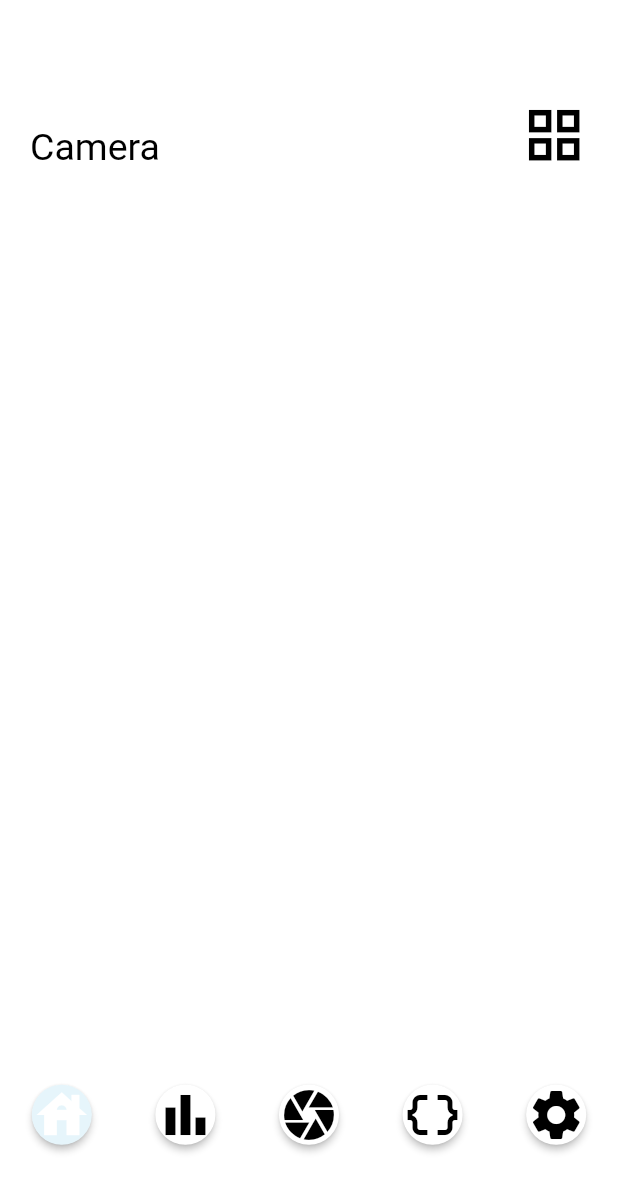
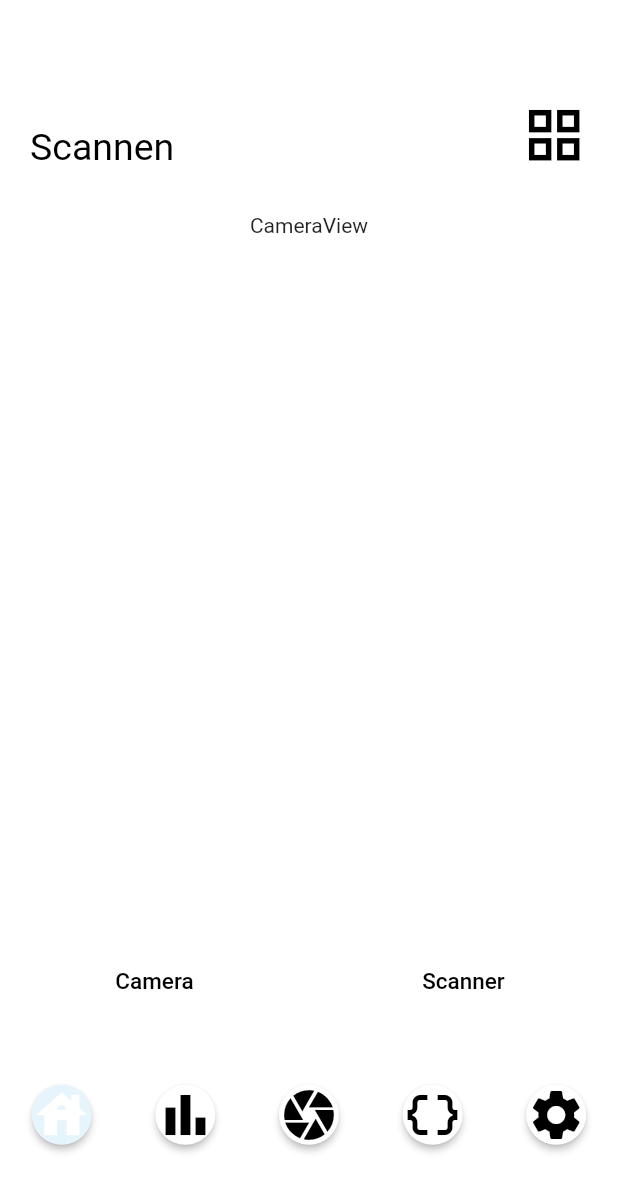
Before and after one commit to HrProject56/TINPRJ0456_app, a Flutter app: the CameraView screen opened by its route, on a phone screen of 412 x 824 dp. Shown: the top 1192 px of the screen. Run offline on Flutter 3.47's test engine with Material 2 defaults, Android fonts, the phone set to English and light mode, and no system bars; our stand-ins replace camera, flutter_blue.

Commit message:
Bluetooth model kan devices syncen rond de app!

```diff
--- a/lib/models/bluetoothDeviceModel.dart
+++ b/lib/models/bluetoothDeviceModel.dart
@@ -30,23 +30,23 @@ class BluetoothDeviceModel extends Model
       _instance = BluetoothDeviceModel();
     }
 
-    return _instance!!;
+    return _instance!;
   }
 
 
   /**
    * Setters
    */
-  set setDevice(BluetoothDevice device) => _device;
-  set setServices(List<BluetoothService> services) => _services;
-  set setCharacteristics(List<BluetoothCharacteristic> characteristics) => _characteristics;
-  set setDescriptors(List<BluetoothDescriptor> descriptors) => _descriptors;
+  set setDevice(BluetoothDevice device) => _device = device;
+  set setServices(List<BluetoothService> services) => _services = services;
+  set setCharacteristics(List<BluetoothCharacteristic> characteristics) => _characteristics = characteristics;
+  set setDescriptors(List<BluetoothDescriptor> descriptors) => _descriptors = descriptors;
 
 
   /**
    * Getters
    */
-  BluetoothDevice get getDevice => _device!;
+  BluetoothDevice? get getDevice => _device;
   List<BluetoothService> get getServices => _services;
   List<BluetoothCharacteristic> get getCharacteristics => _characteristics;
   List<BluetoothDescriptor> get getDescriptors => _descriptors;
--- a/lib/views/cameraView.dart
+++ b/lib/views/cameraView.dart
@@ -8,7 +8,10 @@
 
 
 import 'package:flutter/material.dart';
+import 'package:flutter_blue/flutter_blue.dart';
+import '../models/bluetoothDeviceModel.dart';
 import '../utils/uiFunctions.dart';
+import 'package:camera/camera.dart';
 
 
 class CameraView extends StatefulWidget
@@ -22,7 +25,11 @@ class CameraView extends StatefulWidget
 
 class _CameraView extends State<CameraView>
 {
-	final title = 'Camera';
+	final title = 'Scannen';
+	List<CameraDescription> c = [];
+	bool _showCameraView = true;
+	List<BluetoothDevice> bl = [];
+	BluetoothDeviceModel d = BluetoothDeviceModel.getInstance();
 
 
 	/**
@@ -34,6 +41,16 @@ class _CameraView extends State<CameraView>
 		super.dispose();
 	}
 
+	@override
+	void initState()
+	{
+		if (d.getDevice != null) {
+			bl.add(d.getDevice!);
+		}
+
+		// c = await availableCameras();
+	}
+
 
 	/**
  	 * Method to build a new widget by returning the method build with
@@ -42,6 +59,14 @@ class _CameraView extends State<CameraView>
 	@override
 	Widget build(BuildContext context)
 	{
+		print('[info]\tLengte cameras: ${c.length}');
+		// CameraController controller = CameraController(c.first, ResolutionPreset.max);
+		//controller.initialize().then((_) => {
+		//	if (!mounted) {
+
+		//	}
+		//});
+
 		return Scaffold(
 			appBar: null,
 			backgroundColor: UIFunctions.toggleBackground(),
@@ -57,7 +82,107 @@ class _CameraView extends State<CameraView>
 							// Contents Container
 							Container(
 								width: MediaQuery.of(context).size.width,
-								height: UIFunctions.calculateHeightByFactor(context,  70),
+								height: UIFunctions.calculateHeightByFactor(context,  70.0),
+								child: Column(
+									children: <Widget>[
+										// Camera Container
+										_showCameraView == true ? Container(
+											height: UIFunctions.calculateHeightByFactor(context, 50.0),
+											// child: CameraPreview(controller),
+											child: Text(
+												"CameraView",
+											),
+										) : Container(
+											height: UIFunctions.calculateHeightByFactor(context, 50.0),
+											child: Column(
+												children: <Widget>[
+													Container(
+														height: UIFunctions.calculateHeightByFactor(context, 10.0),
+													),
+													Container(
+														height: UIFunctions.calculateHeightByFactor(context, 10.0),
+														alignment: Alignment.center,
+														child: Text(
+															"Volg de instructies van de hardware\nscanner om een kleur te scannen",
+															style: TextStyle(
+																fontSize: 10.0,
+																color: UIFunctions.toggleFontColor(),
+															),
+														),
+													),
+													Container(
+														height: UIFunctions.calculateHeightByFactor(context, 20.0),
+														child: Icon(
+															Icons.upload_outlined,
+															size: 100.0,
+															color: UIFunctions.toggleFontColor(),
+														),
+													),
+													Container(
+														child: DropdownButton<BluetoothDevice>(
+															// value: bl.length > 0 ? bl.first : DropdownMenuItem<BluetoothDevice>(child: Text("Geen device gevonden!")),
+															value: null,
+															onChanged: (BluetoothDevice? device) async {
+
+															},
+															items: bl.map<DropdownMenuItem<BluetoothDevice>>((BluetoothDevice device) {
+																return DropdownMenuItem<BluetoothDevice>(
+																	value: device,
+																	child: Text(device.name.toString()),
+																);
+															}).toList(),
+														),
+													),
+												],
+											),
+										),
+
+										// Buttons Container
+										Container(
+											height: UIFunctions.calculateHeightByFactor(context, 15.0),
+											child: Row(
+												children: [
+													Container(
+														width: UIFunctions.calculateWidthByFactor(context, 50.0),
+														alignment: Alignment.bottomCenter,
+														child: MaterialButton(
+															onPressed: () async {
+																setState(() {
+																	_showCameraView = true;
+																});
+															},
+															child: Text(
+																"Camera",
+																style: TextStyle(
+																	fontSize: 15.0,
+																	color: UIFunctions.toggleFontColor(),
+																),
+															),
+														),
+													),
+													Container(
+														width: UIFunctions.calculateWidthByFactor(context, 50.0),
+														alignment: Alignment.bottomCenter,
+														child: MaterialButton(
+															onPressed: () async {
+																setState(() {
+																  _showCameraView = false;
+																});
+															},
+															child: Text(
+																"Scanner",
+																style: TextStyle(
+																	fontSize: 15.0,
+																	color: UIFunctions.toggleFontColor(),
+																),
+															),
+														),
+													),
+												],
+											),
+										),
+									],
+								),
 							),
 
 
--- a/pubspec.yaml
+++ b/pubspec.yaml
@@ -32,6 +32,7 @@ dependencies:
   flutter:
     sdk: flutter
   flutter_blue: ^0.8.0
+  camera: ^0.10.0+4
 
 
   # The following adds the Cupertino Icons font to your application.
```
Also changed, not shown: lib/presenters/bluetoothPresenter.dart (+53 -15 lines), pubspec.lock, 1 other file.
